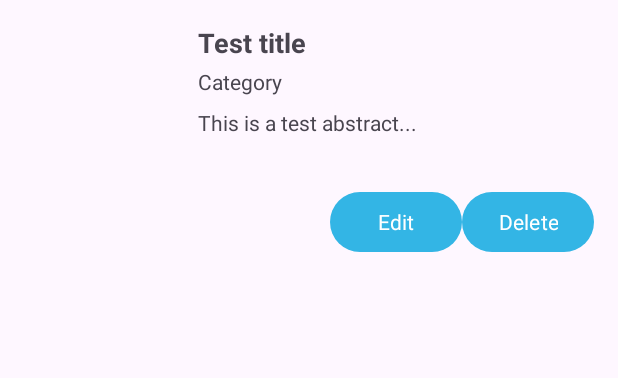
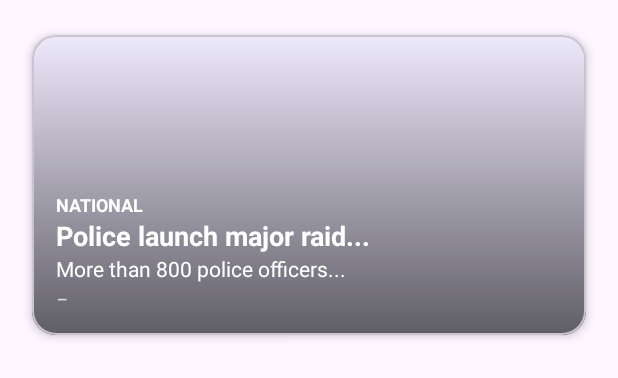
Before and after one commit to anjo2057/testforandriod, an Android app: the layout list_item_article.xml on its own in the app's theme, with its tools: preview values and no code run, on a phone screen of 412 x 824 dp. Shown: the top 378 px of the screen. Run offline under Robolectric (Android 15) with nearby library versions, the phone set to English and light mode, and no system bars.

Commit message:
fix bugg och lite design

```diff
--- a/app/src/main/res/color/button_color.xml
+++ b/app/src/main/res/color/button_color.xml
@@ -7,5 +7,5 @@
     <!--When Button is in selected state -->
     <item android:state_selected="true" android:color="#fabcff" />
     <!--Default Background Color -->
-    <item android:color="@android:color/holo_blue_light" />
+    <item android:color="#900378FF" />
 </selector>
--- /dev/null
+++ b/app/src/main/res/drawable/scrim_bottom_gradient.xml
@@ -0,0 +1,7 @@
+<?xml version="1.0" encoding="utf-8"?>
+<shape xmlns:android="http://schemas.android.com/apk/res/android">
+    <gradient
+        android:startColor="#00000000"
+        android:endColor="#99000000"
+        android:angle="270"/>
+</shape>
--- a/app/src/main/res/layout/list_item_article.xml
+++ b/app/src/main/res/layout/list_item_article.xml
@@ -1,71 +1,110 @@
 <?xml version="1.0" encoding="utf-8"?>
-<RelativeLayout xmlns:android="http://schemas.android.com/apk/res/android"
+<com.google.android.material.card.MaterialCardView xmlns:android="http://schemas.android.com/apk/res/android"
     xmlns:app="http://schemas.android.com/apk/res-auto"
     android:layout_width="match_parent"
     android:layout_height="wrap_content"
-    android:padding="16dp"
-    android:descendantFocusability="blocksDescendants">
+    android:layout_margin="12dp"
+    app:cardCornerRadius="16dp"
+    app:cardUseCompatPadding="true"
+    app:cardElevation="4dp">
+
+    <LinearLayout
+        android:layout_width="match_parent"
+        android:layout_height="wrap_content"
+        android:orientation="vertical">
+
+        <!-- === Bild med text ovanpå === -->
+        <FrameLayout
+            android:layout_width="match_parent"
+            android:layout_height="200dp">
 
             <ImageView
                 android:id="@+id/articleImageView"
-        android:layout_width="100dp"
-        android:layout_height="100dp"
-        android:layout_alignParentStart="true"
-        android:layout_alignParentTop="true"
-        android:layout_marginEnd="16dp"
+                android:layout_width="match_parent"
+                android:layout_height="match_parent"
                 android:scaleType="centerCrop" />
 
-    <TextView
-        android:id="@+id/articleTitle"
-        android:layout_width="wrap_content"
-        android:layout_height="wrap_content"
-        android:layout_toEndOf="@+id/articleImageView"
-        android:text="Test title"
-        android:textSize="18sp"
-        android:textStyle="bold" />
+            <!-- Gradient för bättre kontrast -->
+            <View
+                android:layout_width="match_parent"
+                android:layout_height="match_parent"
+                android:background="@drawable/scrim_bottom_gradient" />
+
+            <!-- Textstack ovanpå bilden -->
+            <LinearLayout
+                android:layout_width="match_parent"
+                android:layout_height="match_parent"
+                android:orientation="vertical"
+                android:gravity="bottom"
+                android:padding="16dp">
 
                 <TextView
                     android:id="@+id/articleCategory"
                     android:layout_width="wrap_content"
                     android:layout_height="wrap_content"
-        android:layout_below="@+id/articleTitle"
-        android:layout_alignStart="@+id/articleTitle"
-        android:layout_marginTop="4dp"
-        android:text="Category"
-        android:textSize="14sp" />
+                    android:text="NATIONAL"
+                    android:textAllCaps="true"
+                    android:textStyle="bold"
+                    android:textSize="12sp"
+                    android:textColor="@android:color/white" />
+
+                <TextView
+                    android:id="@+id/articleTitle"
+                    android:layout_width="match_parent"
+                    android:layout_height="wrap_content"
+                    android:text="Police launch major raid..."
+                    android:textSize="18sp"
+                    android:textStyle="bold"
+                    android:textColor="@android:color/white" />
 
                 <TextView
                     android:id="@+id/articleAbstract"
+                    android:layout_width="match_parent"
+                    android:layout_height="wrap_content"
+                    android:maxLines="2"
+                    android:ellipsize="end"
+                    android:text="More than 800 police officers..."
+                    android:textSize="14sp"
+                    android:textColor="@android:color/white" />
+
+                <TextView
+                    android:id="@+id/articleUpdated"
                     android:layout_width="wrap_content"
                     android:layout_height="wrap_content"
-        android:layout_below="@+id/articleCategory"
-        android:layout_alignStart="@+id/articleTitle"
-        android:layout_marginTop="8dp"
-        android:maxLines="2"
-        android:text="This is a test abstract..."
-        android:textSize="14sp" />
+                    android:text="–"
+                    android:textSize="12sp"
+                    android:textStyle="italic"
+                    android:textColor="#E0E0E0"
+                    android:layout_marginTop="2dp"/>
+            </LinearLayout>
+        </FrameLayout>
 
+        <!-- === Adminknappar under bilden === -->
         <LinearLayout
-        android:layout_width="wrap_content"
+            android:id="@+id/adminBar"
+            android:layout_width="match_parent"
             android:layout_height="wrap_content"
-        android:layout_below="@id/articleImageView"
-        android:layout_alignParentEnd="true"
-        android:layout_marginTop="8dp">
+            android:orientation="horizontal"
+            android:gravity="end"
+            android:padding="8dp"
+            android:visibility="gone">
 
             <Button
                 android:id="@+id/editButton"
                 android:layout_width="wrap_content"
                 android:layout_height="wrap_content"
-            app:backgroundTint="@color/button_color"
-            android:text="Edit"/>
+                android:text="Edit"
+                android:textAllCaps="false"
+                android:layout_marginEnd="8dp"
+                app:backgroundTint="@color/button_color" />
 
             <Button
                 android:id="@+id/deleteButton"
                 android:layout_width="wrap_content"
                 android:layout_height="wrap_content"
-            app:backgroundTint="@color/button_color"
-            android:text="Delete"/>
-
+                android:text="Delete"
+                android:textAllCaps="false"
+                app:backgroundTint="@color/button_color" />
         </LinearLayout>
-
-</RelativeLayout>
+    </LinearLayout>
+</com.google.android.material.card.MaterialCardView>
```
Also changed, not shown: app/src/main/java/com/example/testingand/ArticleAdapter.java (+82 -45 lines). Lines whose indentation alone changed are shown as unchanged.
